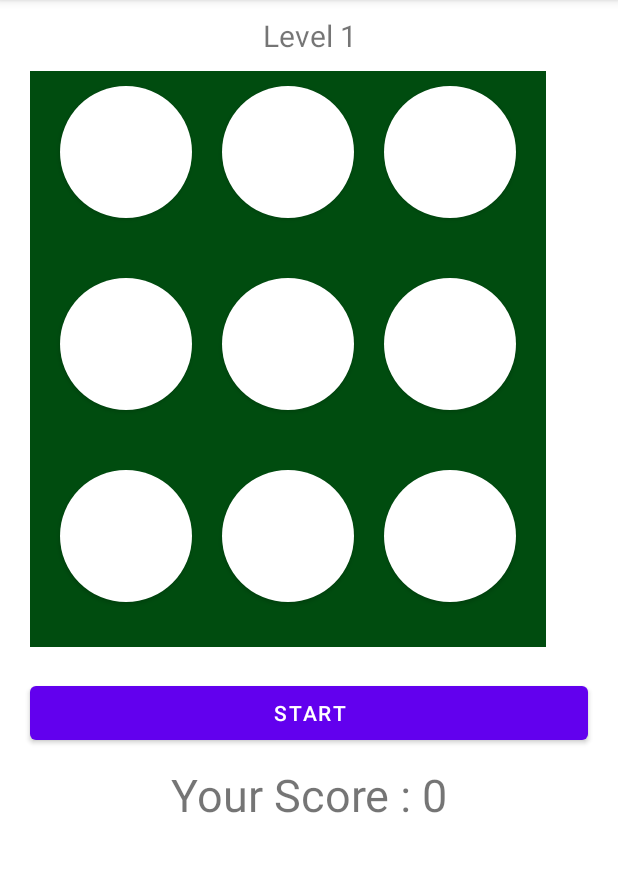
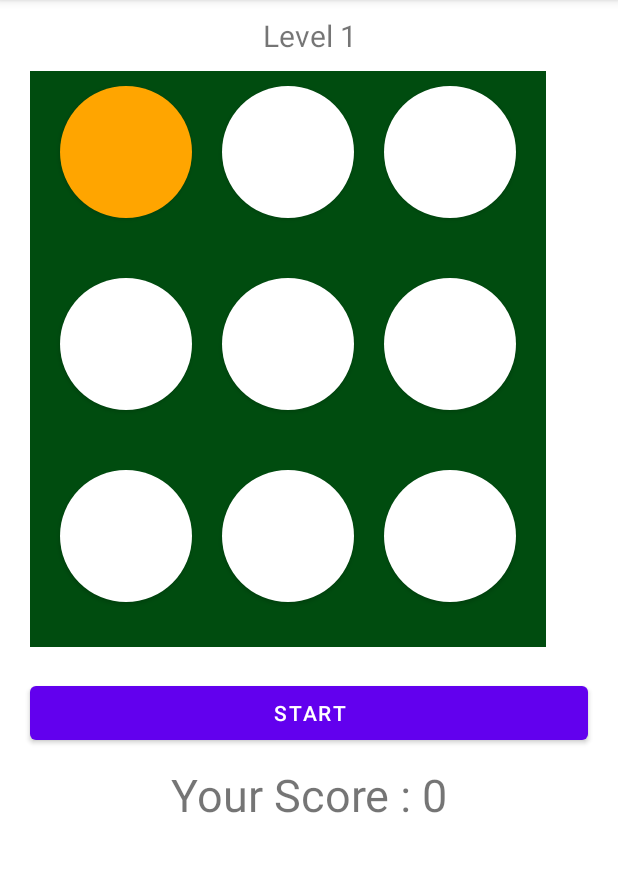
Before and after one commit to sumedhulhe/studyTest, an Android app: the screen it shows after launch (MainActivity), after a tap on an icon or button, on a phone screen of 412 x 824 dp, the part 84-956 px from its top. Run offline under Robolectric (Android 15) with nearby library versions, the phone set to English and light mode, and no system bars; 1 other tap on this screen came first.

Commit message:
Attempted Questions 1,2,3,4,6,7

```diff
--- a/app/src/main/java/com/kokonetworks/theapp/Field.java
+++ b/app/src/main/java/com/kokonetworks/theapp/Field.java
@@ -1,6 +1,8 @@
 package com.kokonetworks.theapp;
 
 import android.content.Context;
+import android.graphics.Color;
+import android.graphics.drawable.Drawable;
 import android.os.Handler;
 import android.os.Looper;
 import android.util.AttributeSet;
@@ -19,9 +21,10 @@ class Field extends LinearLayout {
 
     private int score;
     private Mole mole;
-
+    private boolean isGameEnded=false;
     private final int ACTIVE_TAG_KEY = 873374234;
-
+    private boolean isCircleClicked=true;
+    private int newIndex=0;
     public Field(Context context) {
         super(context);
         initializeViews(context);
@@ -74,10 +77,13 @@ class Field extends LinearLayout {
                 @Override
                 public void onClick(View view) {
                     boolean active = (boolean) view.getTag(ACTIVE_TAG_KEY);
-                    if (active) {
+                    if (active && !isGameEnded) {
                         score += mole.getCurrentLevel() * 2;
+                        isCircleClicked=true;
+                        listener.onCorrectAnswer(score);
                     } else {
                         mole.stopHopping();
+                        view.setBackground(ContextCompat.getDrawable(getContext(), R.drawable.orange_oval));
                         listener.onGameEnded(score);
                     }
                 }
@@ -86,8 +92,11 @@ class Field extends LinearLayout {
 
         mole = new Mole(this);
         mole.startHopping();
+        isCircleClicked=true;
     }
-
+    public void theGameIsEnded(boolean isEnded){
+        isGameEnded=isEnded;
+    }
     public int getCurrentCircle() {
         return currentCircle;
     }
@@ -100,12 +109,28 @@ class Field extends LinearLayout {
     }
 
     public void setActive(int index) {
+
             mainHandler.post(() -> {
+                if(!isCircleClicked){
+                    mole.stopHopping();
+                    // view.setBackground(ContextCompat.getDrawable(getContext(), R.drawable.orange_oval));
+                    listener.onGameEnded(score);
+                }else {
                     resetCircles();
                     circles[index].setBackground(ContextCompat.getDrawable(getContext(), R.drawable.hole_active));
                     circles[index].setTag(ACTIVE_TAG_KEY, true);
                     currentCircle = index;
+                    isCircleClicked = false;
+
+                    if(index!=8){
+                        newIndex =index+1;
+                    }
+                    else{ newIndex=0;}
+                    circles[newIndex].setBackground(ContextCompat.getDrawable(getContext(), R.drawable.ic_launcher_foreground));
+
+                }
             });
+
     }
 
     public Listener getListener() {
@@ -120,5 +145,7 @@ class Field extends LinearLayout {
         void onGameEnded(int score);
 
         void onLevelChange(int level);
+
+        void onCorrectAnswer(int score);
     }
 }
--- a/app/src/main/java/com/kokonetworks/theapp/MainActivity.java
+++ b/app/src/main/java/com/kokonetworks/theapp/MainActivity.java
@@ -2,10 +2,18 @@ package com.kokonetworks.theapp;
 
 import android.os.Bundle;
 import android.view.View;
+import android.widget.Adapter;
+import android.widget.AdapterView;
 import android.widget.Button;
+import android.widget.ListAdapter;
+import android.widget.ListView;
 import android.widget.TextView;
 
 import androidx.appcompat.app.AppCompatActivity;
+import androidx.recyclerview.widget.RecyclerView;
+
+import java.util.ArrayList;
+import java.util.List;
 
 
 public class MainActivity extends AppCompatActivity {
@@ -13,6 +21,7 @@ public class MainActivity extends AppCompatActivity {
     private Field field;
     private TextView tvLevel;
     private TextView tvScore;
+    private ListView listView;
 
     private Button btnStart;
 
@@ -25,14 +34,16 @@ public class MainActivity extends AppCompatActivity {
         tvLevel = findViewById(R.id.tvLevel);
         btnStart = findViewById(R.id.btnStart);
         tvScore = findViewById(R.id.tvScore);
-
+         ArrayList<String> arrayList=new ArrayList<>(10);
+               // listView= new AdapterView(arrayList);
         setEventListeners();
     }
 
     void setEventListeners(){
         btnStart.setOnClickListener(view -> {
             btnStart.setVisibility(View.GONE);
-            tvScore.setVisibility(View.GONE);
+            tvScore.setText(String.format(getString(R.string.your_score), 0));
+            field.theGameIsEnded(false);
             field.startGame();
         });
 
@@ -46,11 +57,17 @@ public class MainActivity extends AppCompatActivity {
             btnStart.setVisibility(View.VISIBLE);
             tvScore.setVisibility(View.VISIBLE);
             tvScore.setText(String.format(getString(R.string.your_score), score));
+            field.theGameIsEnded(true);
         }
 
         @Override
         public void onLevelChange(int level) {
             tvLevel.setText(String.format(getString(R.string.level), level));
         }
+
+        @Override
+        public void onCorrectAnswer(int score) {
+            tvScore.setText(String.format(getString(R.string.your_score), score));
+        }
     };
 }
--- a/app/src/main/res/layout/activity_main.xml
+++ b/app/src/main/res/layout/activity_main.xml
@@ -34,6 +34,9 @@
         android:layout_width="match_parent"
         android:layout_height="wrap_content"/>
 
-
+<ListView
+    android:layout_width="match_parent"
+    android:layout_height="150dp"
+    android:id="@+id/topScoreListView"/>
 
 </LinearLayout>
```
Lines whose indentation alone changed are shown as unchanged.
